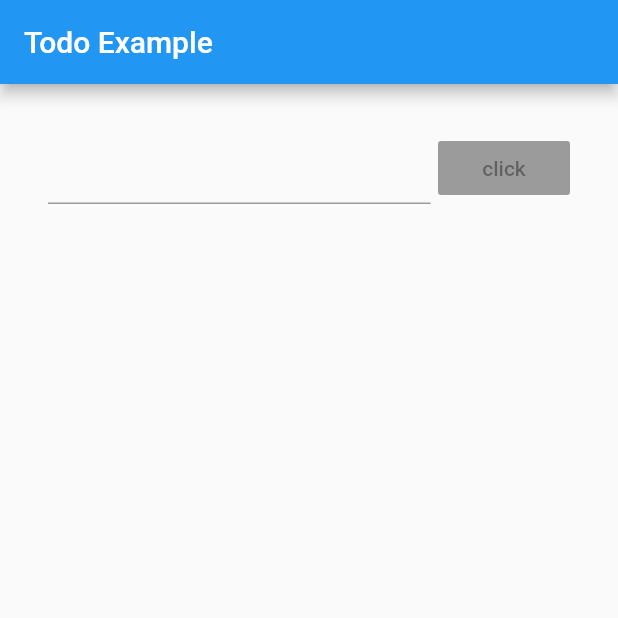
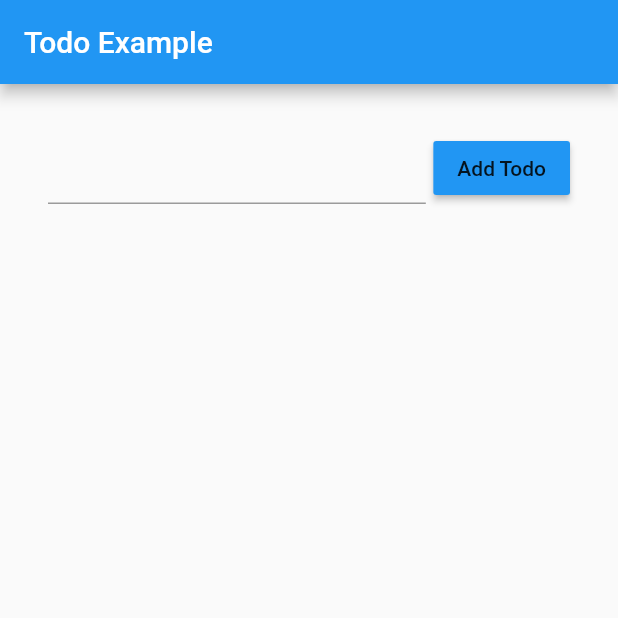
Before and after one commit to chanupol/todo_flutter_example, a Flutter app: the screen it shows after launch, on a phone screen of 412 x 824 dp, the top half of it. Run offline on Flutter 3.47's test engine with Material 2 defaults, Android fonts, the phone set to English and light mode, and no system bars.

Commit message:
Add TextEditingController

```diff
--- a/lib/main.dart
+++ b/lib/main.dart
@@ -5,12 +5,20 @@ void main() => runApp(new MaterialApp(home: new MyApp()));
 
 class MyApp extends StatefulWidget {
   @override
-  MyAppState createState() => MyAppState();
+  _MyAppState createState() => _MyAppState();
 }
 
-class MyAppState extends State<MyApp> {
+class _MyAppState extends State<MyApp> {
   String _todo = '';
   String _appBarTitle = 'Todo Example';
+  final todoTextController = new TextEditingController();
+
+  @override
+  void dispose() {
+    // TODO: implement dispose
+    super.dispose();
+  }
+
   @override
   Widget build(BuildContext context) {
     // TODO: implement build
@@ -18,7 +26,7 @@ class MyAppState extends State<MyApp> {
       appBar: new AppBar(
         title: new Text(_appBarTitle),
       ),
-      body: new TodoInput(),
+      body: new TodoInput(todoTextController: todoTextController),
     );
   }
 }
--- a/lib/todo_input.dart
+++ b/lib/todo_input.dart
@@ -2,6 +2,13 @@ import 'package:flutter/material.dart';
 import 'package:flutter/widgets.dart';
 
 class TodoInput extends StatelessWidget {
+  const TodoInput({
+    Key key,
+    @required this.todoTextController,
+  }) : super(key: key);
+
+  final TextEditingController todoTextController;
+
   @override
   Widget build(BuildContext context) {
     // TODO: implement build
@@ -12,13 +19,24 @@ class TodoInput extends StatelessWidget {
           new Row(
             children: <Widget>[
               new Expanded(
-                  child: new TextField(),
+                child: new TextField(
+                  controller: todoTextController,
+                ),
               ),
               new Container(
                 margin: new EdgeInsets.only(left: 5.0),
-                  child:  new RaisedButton(
-                    child: new Text('click'),
-                    onPressed: null,
+                child: new RaisedButton(
+                  color: Colors.blue,
+                  child: new Text('Add Todo'),
+                  onPressed: () {
+                    return showDialog(
+                        context: context,
+                        builder: (context) {
+                          return new AlertDialog(
+                            content: new Text(todoTextController.text),
+                          );
+                        });
+                  },
                 ),
               ),
             ],
```
Lines whose indentation alone changed are shown as unchanged.
